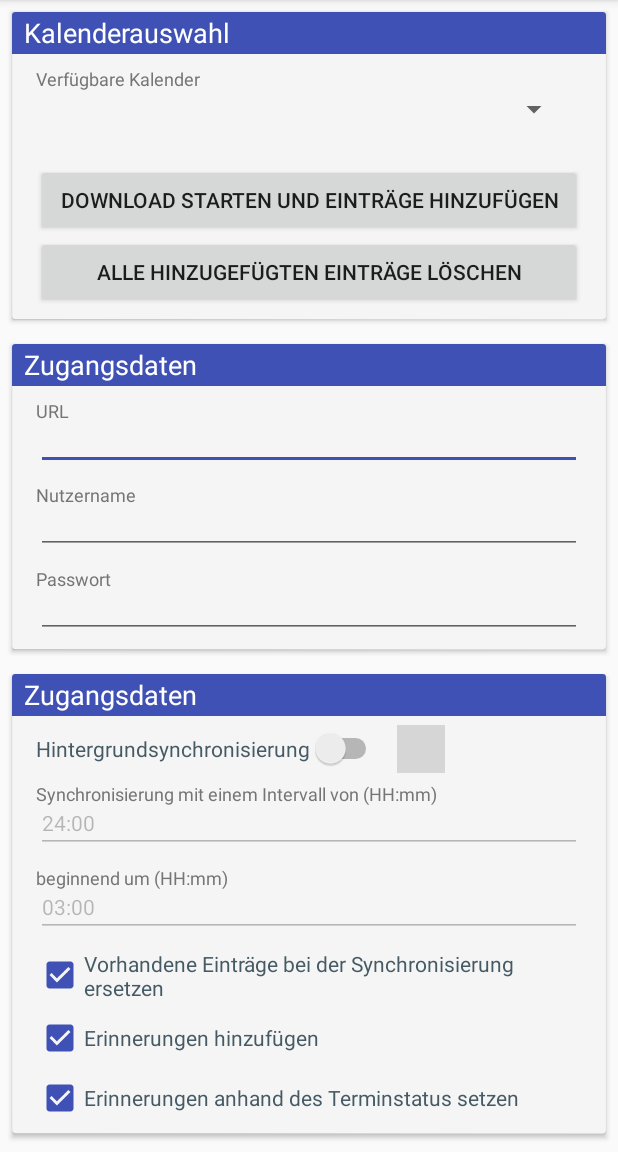
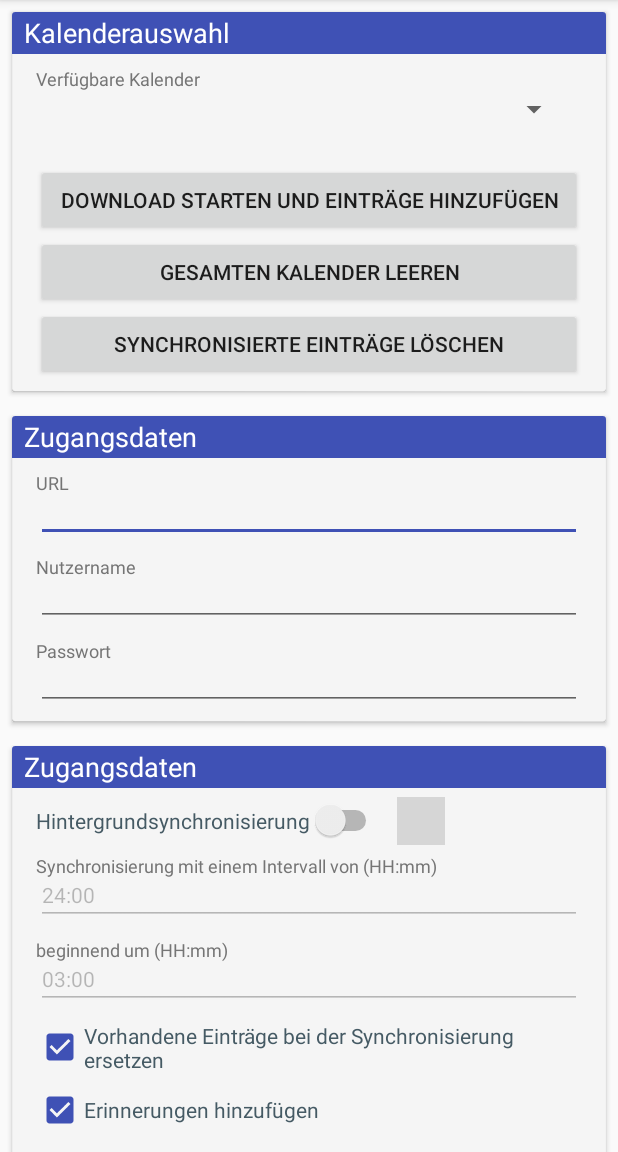
Before and after one commit to firesoft-de/KalenderAdapter, an Android app: the screen it shows after launch (MainActivity), on a phone screen of 412 x 824 dp, the part 84-1236 px from its top. Run offline under Robolectric (Android 15) with nearby library versions, the phone set to English and light mode, and no system bars; libraries missing offline, so code that uses them is left out: com.github.zagum.switchicon; plain views replace SwitchIconView; pictures from the network do not load; 2 statements that could not run were skipped; grey boxes are pictures that could not be loaded.

Commit message:
Bugfix #21 und ClearCalendar-Button
Fehler #21 behoben

Zusätzlicher Button hinzugefügt mit dem der ausgewählte Kalender komplett geleert wird (ungetestet)

```diff
--- a/app/src/main/java/firesoft/de/kalenderadapter/MainActivity.java
+++ b/app/src/main/java/firesoft/de/kalenderadapter/MainActivity.java
@@ -50,6 +50,7 @@ import com.github.zagum.switchicon.SwitchIconView;
 import java.text.ParseException;
 import java.util.ArrayList;
 import java.util.concurrent.TimeUnit;
+import java.util.function.ToDoubleBiFunction;
 
 import firesoft.de.kalenderadapter.data.ServerParameter;
 import firesoft.de.kalenderadapter.interfaces.IErrorCallback;
@@ -132,6 +133,19 @@ public class MainActivity extends AppCompatActivity implements IErrorCallback {
             @Override
             public void onClick(View view) {
                 cManager.deleteEntries();
+                pManager.setEntryIds("");
+            }
+        });
+
+        // Deletebutton für alle Einträge im Kalender
+        this.findViewById(R.id.bt_deleteAll).setOnClickListener(new View.OnClickListener() {
+            @Override
+            public void onClick(View view) {
+
+                TODO
+                // Abfrage hinzufügen -> Es werden alle Einträge gelöscht! Sind Sie sich sicher
+
+                cManager.clearCalendar();
                 pManager.setEntryIds("");
             }
         });
--- a/app/src/main/java/firesoft/de/kalenderadapter/data/CustomCalendarEntry.java
+++ b/app/src/main/java/firesoft/de/kalenderadapter/data/CustomCalendarEntry.java
@@ -148,7 +148,7 @@ public class CustomCalendarEntry {
             if (!line.equals("")) {
                 String argument = line.split(":")[0];
                 argument = argument.replace("\t", "");
-                String value = line.split(":")[1];
+                String value = line.split(":",2)[1];
 
                 switch (argument) {
 
--- a/app/src/main/res/layout/activity_main.xml
+++ b/app/src/main/res/layout/activity_main.xml
@@ -96,18 +96,6 @@
                     app:layout_constraintStart_toStartOf="parent"
                     app:layout_constraintTop_toBottomOf="@+id/tV_progress" />
 
-                <Button
-                    android:id="@+id/bt_showRightsManagment"
-                    android:layout_width="0dp"
-                    android:layout_height="wrap_content"
-                    android:layout_marginEnd="16dp"
-                    android:layout_marginStart="16dp"
-                    android:text="@string/bt_rights_managment"
-                    android:visibility="gone"
-                    app:layout_constraintEnd_toEndOf="parent"
-                    app:layout_constraintStart_toStartOf="parent"
-                    app:layout_constraintTop_toBottomOf="@+id/bt_deleteAll" />
-
                 <TextView
                     android:id="@+id/tV_progress"
                     style="@style/AppTheme.TextViewHint"
@@ -123,10 +111,31 @@
                     android:id="@+id/bt_deleteAll"
                     android:layout_width="0dp"
                     android:layout_height="wrap_content"
+                    android:text="@string/bt_empty_complete_calendar"
+                    app:layout_constraintEnd_toEndOf="@+id/bt_startDownload"
+                    app:layout_constraintStart_toStartOf="@+id/bt_startDownload"
+                    app:layout_constraintTop_toBottomOf="@+id/bt_startDownload" />
+
+                <Button
+                    android:id="@+id/bt_emptyCalendar"
+                    android:layout_width="0dp"
+                    android:layout_height="wrap_content"
                     android:text="@string/bt_deleteAll"
                     app:layout_constraintEnd_toEndOf="@+id/bt_startDownload"
                     app:layout_constraintStart_toStartOf="@+id/bt_startDownload"
-                    app:layout_constraintTop_toBottomOf="@+id/bt_startDownload" />
+                    app:layout_constraintTop_toBottomOf="@+id/bt_deleteAll" />
+
+                <Button
+                    android:id="@+id/bt_showRightsManagment"
+                    android:layout_width="0dp"
+                    android:layout_height="wrap_content"
+                    android:layout_marginEnd="16dp"
+                    android:layout_marginStart="16dp"
+                    android:text="@string/bt_rights_managment"
+                    android:visibility="gone"
+                    app:layout_constraintEnd_toEndOf="parent"
+                    app:layout_constraintStart_toStartOf="parent"
+                    app:layout_constraintTop_toBottomOf="@+id/bt_emptyCalendar" />
 
             </android.support.constraint.ConstraintLayout>
 
--- a/app/src/main/res/values/strings.xml
+++ b/app/src/main/res/values/strings.xml
@@ -11,7 +11,8 @@
     <string name="card_calendar_description">Verfügbare Kalender</string>
     <string name="bt_start_download">Download starten und Einträge hinzufügen</string>
     <string name="bt_rights_managment">Zugriffsrechte erneut anfragen</string>
-    <string name="bt_deleteAll">Alle hinzugefügten Einträge löschen</string>
+    <string name="bt_deleteAll">Synchronisierte Einträge löschen</string>
+    <string name="bt_empty_complete_calendar">Gesamten Kalender leeren</string>
 
     <string name="card_about">Über</string>
     <string name="about_text">Diese App ermöglicht den Import von Kalenderdaten im ICS in einen lokalen Kalender. Die Datenübertragung erfolgt dabei über eine sichere HTTPS-Verbindung und eine Digest-Authentifizierung beim Datenabruf.</string>
```
Also changed, not shown: app/src/main/java/firesoft/de/kalenderadapter/manager/CalendarManager.java (+78 -16 lines).
